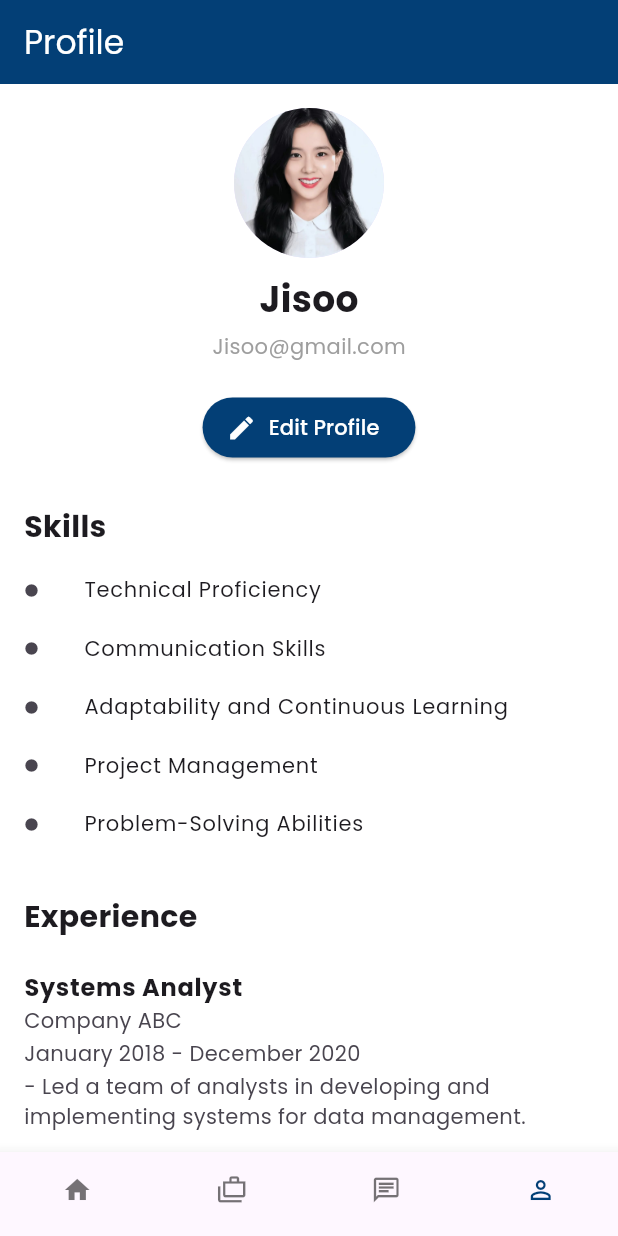
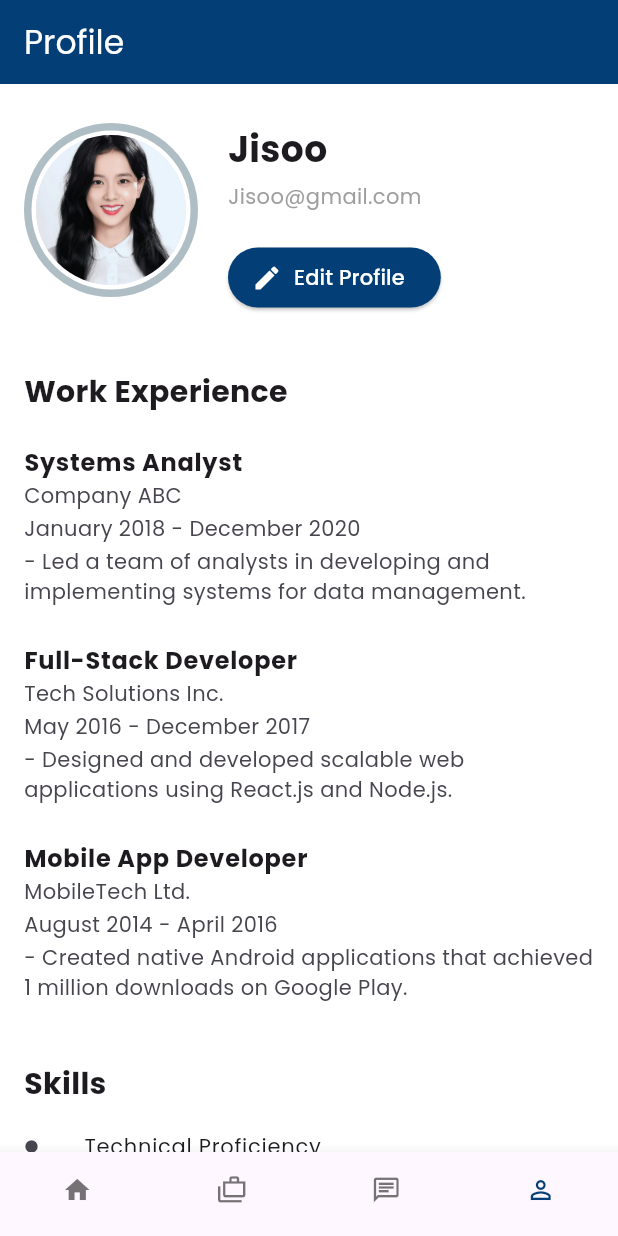
Before and after one commit to LDimaano/Trabahadoor_MobileApp, a Flutter app: the screen it shows after launch, item 4 of the bottom bar chosen, on a phone screen of 412 x 824 dp. Run offline on Flutter 3.47's test engine with Material 3 defaults, Android fonts, the phone set to English and light mode, and no system bars; our stand-ins replace google_fonts; missing offline and left inert: custom_clippers.

Commit message:
adjust profile

```diff
--- a/trabahadoor/lib/screens/profile/profile.dart
+++ b/trabahadoor/lib/screens/profile/profile.dart
@@ -13,30 +13,31 @@ class ProfilePage extends StatelessWidget {
       ),
       backgroundColor: Colors.white.withOpacity(0.95),
       body: SingleChildScrollView(
-        child: Padding(
+        child: Column(
+          crossAxisAlignment: CrossAxisAlignment.start,
+          children: [
+            Padding(
               padding: const EdgeInsets.all(16.0),
               child: Column(
                 crossAxisAlignment: CrossAxisAlignment.start,
                 children: [
-              Center(
-                child: CircleAvatar(
-                  radius: 50,
-                  backgroundImage: AssetImage('asset/images/profile.jpg'),
-                ),
-              ),
                   const SizedBox(height: 10),
-              Center(
-                child: Text(
+                  Row(
+                    crossAxisAlignment: CrossAxisAlignment.start,
+                    children: [
+                      _buildProfilePicture(), // Display profile picture here
+                      const SizedBox(width: 20),
+                      Column(
+                        crossAxisAlignment: CrossAxisAlignment.start,
+                        children: [
+                          Text(
                             'Jisoo',
                             style: TextStyle(fontSize: 24, fontWeight: FontWeight.bold),
                           ),
-              ),
                           const SizedBox(height: 5),
-              Center(
-                child: Text(
+                          Text(
                             'Jisoo@gmail.com',
                             style: TextStyle(color: Colors.grey),
-                ),
                           ),
                           const SizedBox(height: 20),
                           Center(
@@ -53,11 +54,12 @@ class ProfilePage extends StatelessWidget {
                               ),
                             ),
                           ),
-              const SizedBox(height: 20),
-              _buildSectionTitle('Skills'),
-              _buildSkillList(),
-              const SizedBox(height: 20),
-              _buildSectionTitle('Experience'),
+                        ],
+                      ),
+                    ],
+                  ),
+                  const SizedBox(height: 30),
+                  _buildSectionTitle('Work Experience'),
                   _buildExperienceItem(
                     'Systems Analyst',
                     'Company ABC',
@@ -76,9 +78,31 @@ class ProfilePage extends StatelessWidget {
                     'August 2014 - April 2016',
                     'Created native Android applications that achieved 1 million downloads on Google Play.',
                   ),
+                  const SizedBox(height: 20),
+                  _buildSectionTitle('Skills'),
+                  _buildSkillList(),
                 ],
               ),
             ),
+          ],
+        ),
+      ),
+    );
+  }
+
+  Widget _buildProfilePicture() {
+    return Container(
+      padding: const EdgeInsets.all(3),
+      decoration: BoxDecoration(
+        shape: BoxShape.circle,
+        border: Border.all(
+          color: Colors.blueGrey.withOpacity(0.5), // Blue border color
+          width: 5, // Adjust border width as needed
+        ),
+      ),
+      child: CircleAvatar(
+        radius: 50,
+        backgroundImage: AssetImage('asset/images/profile.jpg'),
       ),
     );
   }
```
Lines whose indentation alone changed are shown as unchanged.
